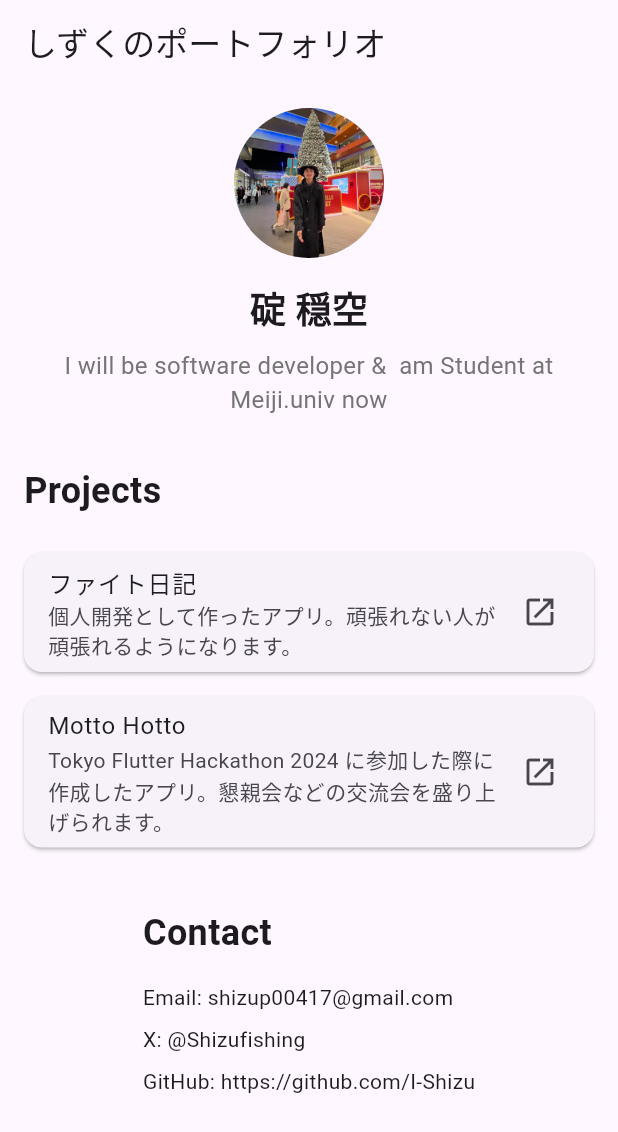
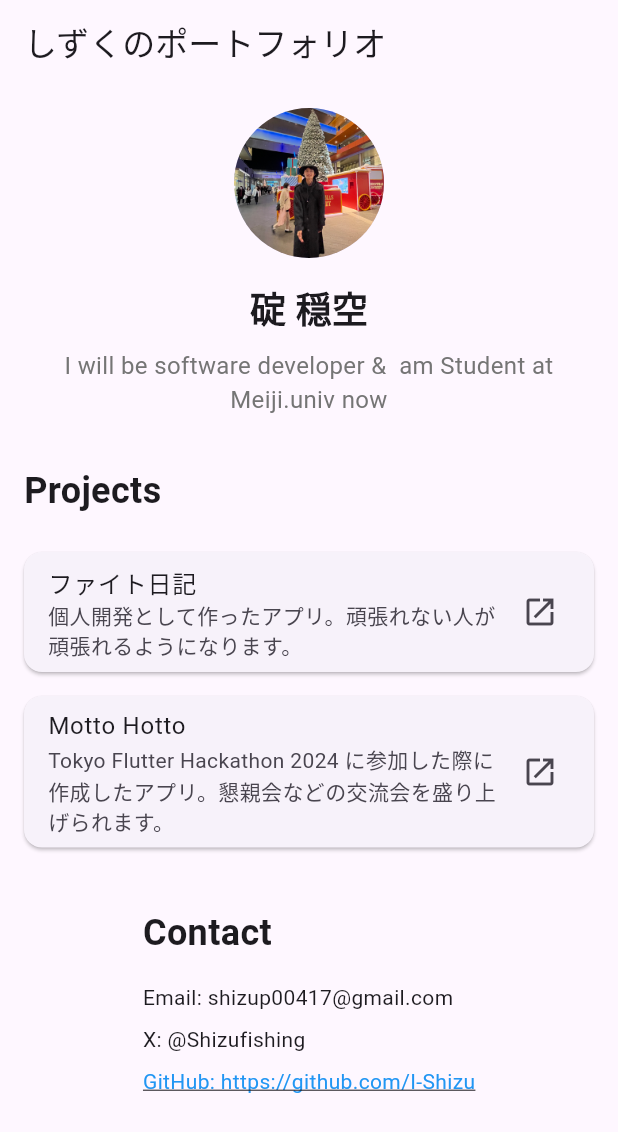
Before and after one commit to I-Shizu/portfolio_web, a Flutter app: the screen it shows after launch, on a phone screen of 412 x 824 dp. Shown: the top 1132 px of the screen. Run offline on Flutter 3.47's test engine with Material 3 defaults, Android fonts, the phone set to English and light mode, and no system bars.

Commit message:
githubリンクを設定

```diff
--- a/lib/main.dart
+++ b/lib/main.dart
@@ -1,4 +1,5 @@
 import 'package:flutter/material.dart';
+import 'package:url_launcher/url_launcher.dart';
 
 void main() {
   runApp(const MyApp());
@@ -127,9 +128,11 @@ class ProjectCard extends StatelessWidget {
 class ContactSection extends StatelessWidget {
   const ContactSection({super.key});
 
+  final String githubUrl = 'https://github.com/I-Shizu';
+
   @override
   Widget build(BuildContext context) {
-    return const Padding(
+    return Padding(
       padding: EdgeInsets.all(16.0),
       child: Column(
         crossAxisAlignment: CrossAxisAlignment.start,
@@ -143,11 +146,33 @@ class ContactSection extends StatelessWidget {
           SizedBox(height: 8),
           Text('X: @Shizufishing'),
           SizedBox(height: 8),
-          Text('GitHub: https://github.com/I-Shizu'),
+          InkWell(
+            child: Text(
+              'GitHub: $githubUrl',
+              style: TextStyle(
+                color: Colors.blue,
+                decoration: TextDecoration.underline,
+              ),
+            ),
+            onTap: () => _launchURL(githubUrl),
+          ),
         ],
       ),
     );
   }
+
+  void _launchURL(String url) async {
+  final Uri uri = Uri.parse(url);
+  try {
+    if (await canLaunchUrl(uri)) {
+      await launchUrl(uri, mode: LaunchMode.externalApplication);
+    } else {
+      print('Could not launch $url');
+    }
+  } catch (e) {
+    print('Error occurred: $e');
+  }
+}
 }
 
 class Project {
```
